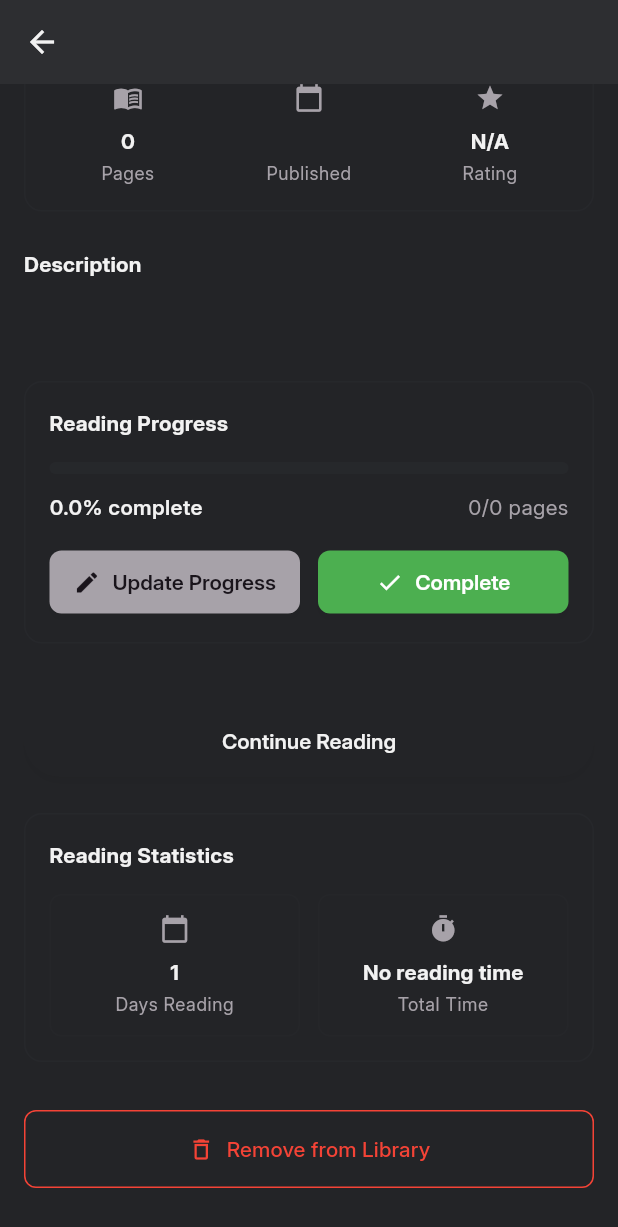
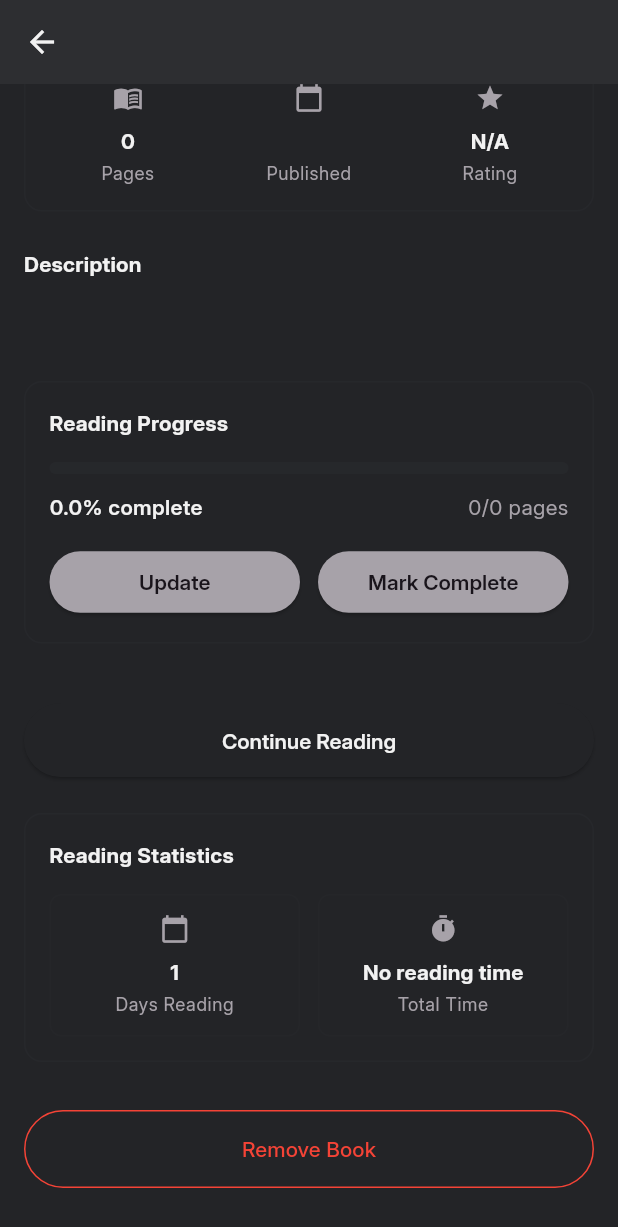
Before and after one commit to 0x6762/book-tracker, a Flutter app: the BookDetailsScreen screen opened directly with empty values, scrolled down 412 dp, on a phone screen of 412 x 824 dp. Shown: the top 1227 px of the screen. Run offline on Flutter 3.47's test engine with Material 3 defaults, Android fonts, the phone set to English and light mode, and no system bars; our stand-ins replace cached_network_image, dio, drift, flutter_dotenv, flutter_local_notifications, flutter_svg and 2 more; accounts and stored records are empty; generated files the repository leaves out were written again; network calls fail; statements that could not run were skipped.

Commit message:
Button styling

```diff
--- a/lib/core/theme/component_themes.dart
+++ b/lib/core/theme/component_themes.dart
@@ -36,9 +36,7 @@ class AppComponentThemes {
       style: ElevatedButton.styleFrom(
         backgroundColor: colorScheme.primary,
         foregroundColor: colorScheme.onPrimary,
-        elevation: 2,
-        shadowColor: colorScheme.shadow.withOpacity(0.2),
-        shape: RoundedRectangleBorder(borderRadius: BorderRadius.circular(8)),
+        shape: RoundedRectangleBorder(borderRadius: BorderRadius.circular(56)),
         textStyle: const TextStyle(
           fontFamily: 'Inter',
           fontSize: 14,
--- a/lib/presentation/screens/book_details_screen.dart
+++ b/lib/presentation/screens/book_details_screen.dart
@@ -415,17 +415,12 @@ class _BookDetailsScreenState extends State<BookDetailsScreen> {
                     child: ElevatedButton.icon(
                       onPressed: () =>
                           _showProgressModal(context, bookDetailsProvider),
-                      icon: const Icon(Icons.edit),
                       label: Text(
                         widget.book.hasReadingProgress
-                            ? 'Update Progress'
+                            ? 'Update'
                             : 'Start Reading',
                       ),
                       style: ElevatedButton.styleFrom(
-                        backgroundColor: Theme.of(context).colorScheme.primary,
-                        foregroundColor: Theme.of(
-                          context,
-                        ).colorScheme.onPrimary,
                         padding: const EdgeInsets.symmetric(vertical: 12),
                       ),
                     ),
@@ -439,11 +434,8 @@ class _BookDetailsScreenState extends State<BookDetailsScreen> {
                           bookDetailsProvider.completeReading(widget.book.id!);
                           Navigator.of(context).pop();
                         },
-                        icon: const Icon(Icons.check),
-                        label: const Text('Complete'),
+                        label: const Text('Mark Complete'),
                         style: ElevatedButton.styleFrom(
-                          backgroundColor: Colors.green,
-                          foregroundColor: Colors.white,
                           padding: const EdgeInsets.symmetric(vertical: 12),
                         ),
                       ),
@@ -646,17 +638,13 @@ class _BookDetailsScreenState extends State<BookDetailsScreen> {
           child: OutlinedButton.icon(
             onPressed: () =>
                 _showDeleteConfirmation(context, bookDetailsProvider),
-            icon: const Icon(Icons.delete_outline, color: Colors.red),
             label: const Text(
-              'Remove from Library',
+              'Remove Book',
               style: TextStyle(color: Colors.red),
             ),
             style: OutlinedButton.styleFrom(
               side: const BorderSide(color: Colors.red),
               padding: const EdgeInsets.symmetric(vertical: 16),
-              shape: RoundedRectangleBorder(
-                borderRadius: BorderRadius.circular(8),
-              ),
             ),
           ),
         );
```
Also changed, not shown: lib/presentation/widgets/progress_update_bottom_sheet.dart (+0 -10 lines), lib/presentation/widgets/reading_timer.dart (+0 -7 lines).
